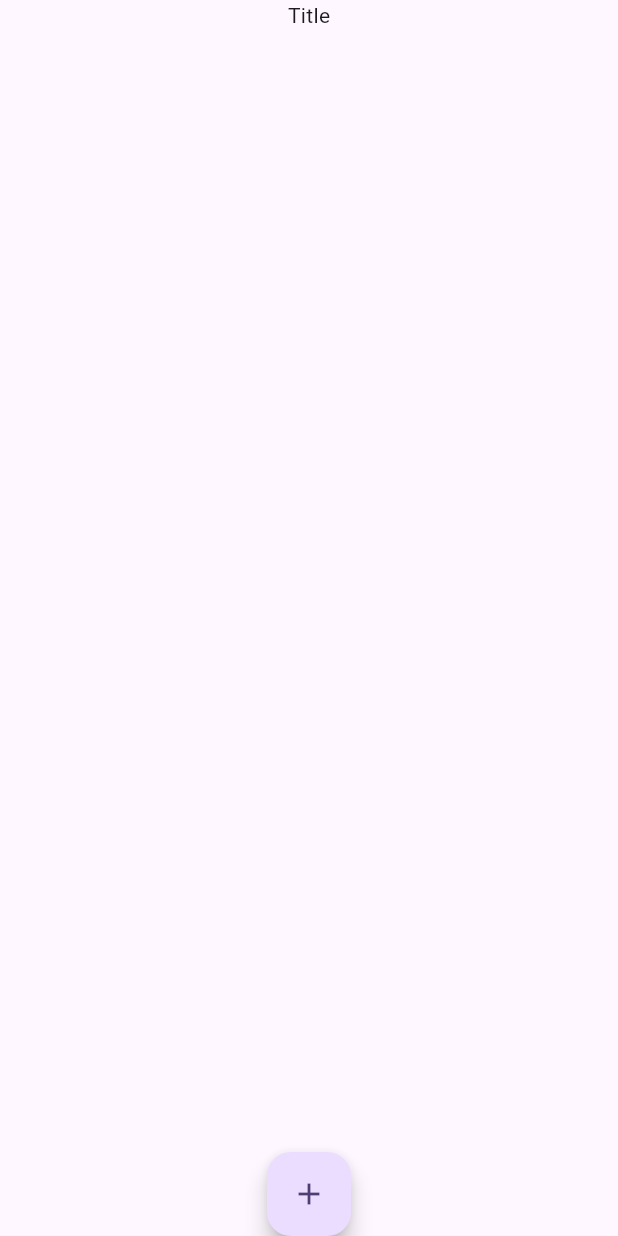
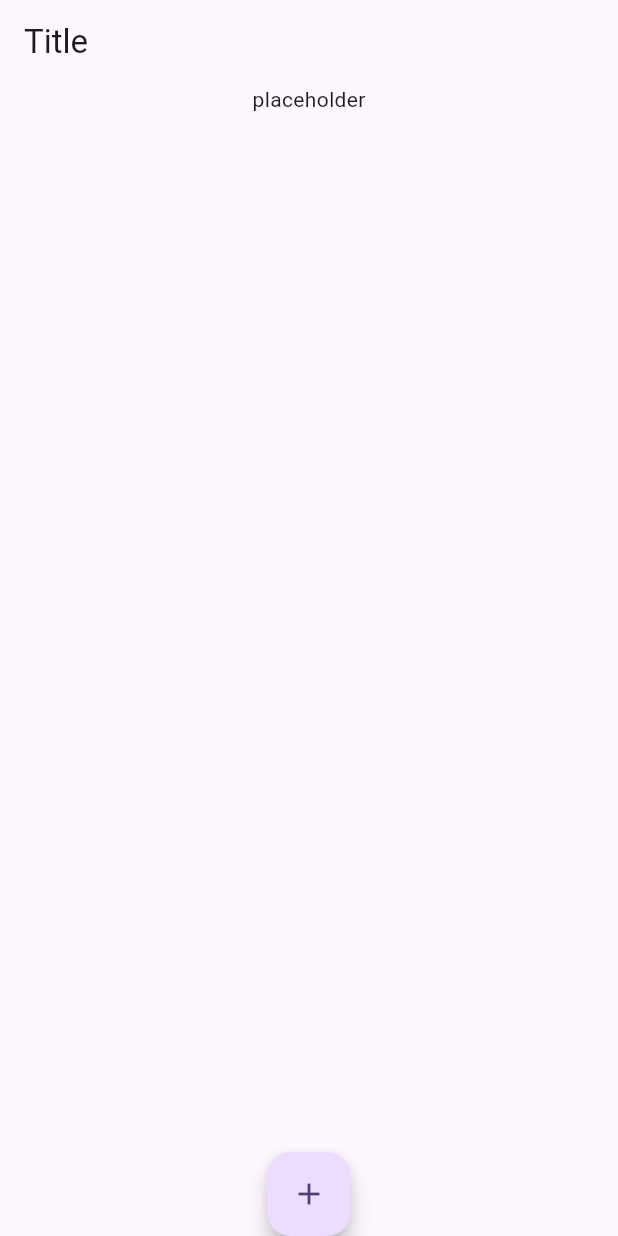
Before and after one commit to kirlo-s/Sony-Transfer-App, a Flutter app: the screen it shows after launch, after a tap on the "add" icon, on a phone screen of 412 x 824 dp. Run offline on Flutter 3.47's test engine with Material 3 defaults, Android fonts, the phone set to English and light mode, and no system bars; our stand-ins replace device_info_plus, flutter_riverpod, permission_handler, riverpod; missing offline and left inert: fast_cached_network_image, localstore, simple_http_api, sony_camera_api.

```diff
--- a/lib/cameralist.dart
+++ b/lib/cameralist.dart
@@ -51,10 +51,12 @@ class CameraListState extends ConsumerState<CameraList> {
     SplayTreeMap.from(_items,(a,b) => _items[a]!.lastConnected.compareTo(_items[b]!.lastConnected));
     final osInfo = ref.watch(osInfoProvider);
     if(ref.watch(isPermissionGrantedProvider)){
-      return Scaffold(
-        body: Column(
+      return Stack(
+        fit:StackFit.expand,
+        children: [
+          Column(
           children: [
-            const Text("Title"),
+            const Text("placeholder"),
             Flexible(child:  ListView.builder(
               itemCount: _items.keys.length,
               itemBuilder: (context, index) {
@@ -78,6 +80,8 @@ class CameraListState extends ConsumerState<CameraList> {
                       item.lastConnected = DateTime.now();
                       ref.watch(cameraProvider.notifier).state = camera;
                       _items.putIfAbsent(item.id, () => item);
+                      }else{
+                        _showCameraNotFoundDialog(context);
                       }
                     },
                     trailing: PopupMenuButton<CameraListMenu>(
@@ -128,7 +132,9 @@ class CameraListState extends ConsumerState<CameraList> {
               }),)
           ],
         ),
-        floatingActionButton: FloatingActionButton(onPressed: () async{
+        Align(
+          alignment: const Alignment(0, 1),
+          child :FloatingActionButton(onPressed: () async{
             ref.read(loadingProvider.notifier).startLoading();
             Camera camera = Camera();
             CameraDataPayload data = await camera.searchCamera(60);
@@ -151,13 +157,12 @@ class CameraListState extends ConsumerState<CameraList> {
               _showCameraNotFoundDialog(context);
               print("failed");
             }
-
           },
           tooltip: 'add',
           child: const Icon(Icons.add),
-          ),
-        floatingActionButtonLocation: FloatingActionButtonLocation.centerDocked,
-      );
+          )
+        )
+        ]);
     }else{
     return osInfo.when(
       data: (data) {
--- a/lib/main.dart
+++ b/lib/main.dart
@@ -1,3 +1,5 @@
+import "dart:io";
+
 import 'package:flutter/material.dart';
 import "package:flutter_riverpod/flutter_riverpod.dart";
 import "package:fast_cached_network_image/fast_cached_network_image.dart";
@@ -23,9 +25,10 @@ void main() async{
   //await camera.action.setCameraFunction(1);
   WidgetsFlutterBinding.ensureInitialized();
 
-  String storageLocation = (await getApplicationCacheDirectory()).path;
-  await FastCachedImageConfig.init(subDir: storageLocation, clearCacheAfter: const Duration(days: 7));
-  FastCachedImageConfig.clearAllCachedImages();
+  String cacheLocation = (await getApplicationCacheDirectory()).path;
+  final dir = Directory(cacheLocation);
+  dir.deleteSync(recursive: true);
+  await FastCachedImageConfig.init(subDir: cacheLocation, clearCacheAfter: const Duration(days: 7));
   runApp(const ProviderScope(child: MyApp()));
 }
 
@@ -55,7 +58,12 @@ class MyHomePage extends ConsumerWidget {
   Widget build(BuildContext context,WidgetRef ref) {
     return Stack(
       children: [
-          ref.watch(cameraProvider).isInitialized ? const Gallery():const CameraList(),
+          Scaffold(
+            appBar: AppBar(
+              title: Text("Title")
+            ),
+            body: ref.watch(cameraProvider).isInitialized ? const Gallery():const CameraList(),
+          ),
           Visibility(
             visible: ref.watch(loadingProvider).isLoading,
             child: const ColoredBox(
--- a/pubspec.yaml
+++ b/pubspec.yaml
@@ -34,7 +34,7 @@ dependencies:
   sony_camera_api:
     git:
       url: https://github.com/kirlo-s/sony-camera-api-dart
-      ref: 0.2g
+      ref: 0.3a
   # The following adds the Cupertino Icons font to your application.
   # Use with the CupertinoIcons class for iOS style icons.
   cupertino_icons: ^1.0.2
@@ -45,6 +45,8 @@ dependencies:
   permission_handler: ^11.3.0
   path_provider: ^2.1.2
   intl: ^0.19.0
+  dio: ^5.4.1
+  simple_http_api: ^1.1.1
 
 
 dev_dependencies:
```
Also changed, not shown: lib/gallery.dart (+84 -13 lines), lib/util.dart (+22 -0 lines), pubspec.lock. Lines whose indentation alone changed are shown as unchanged.
